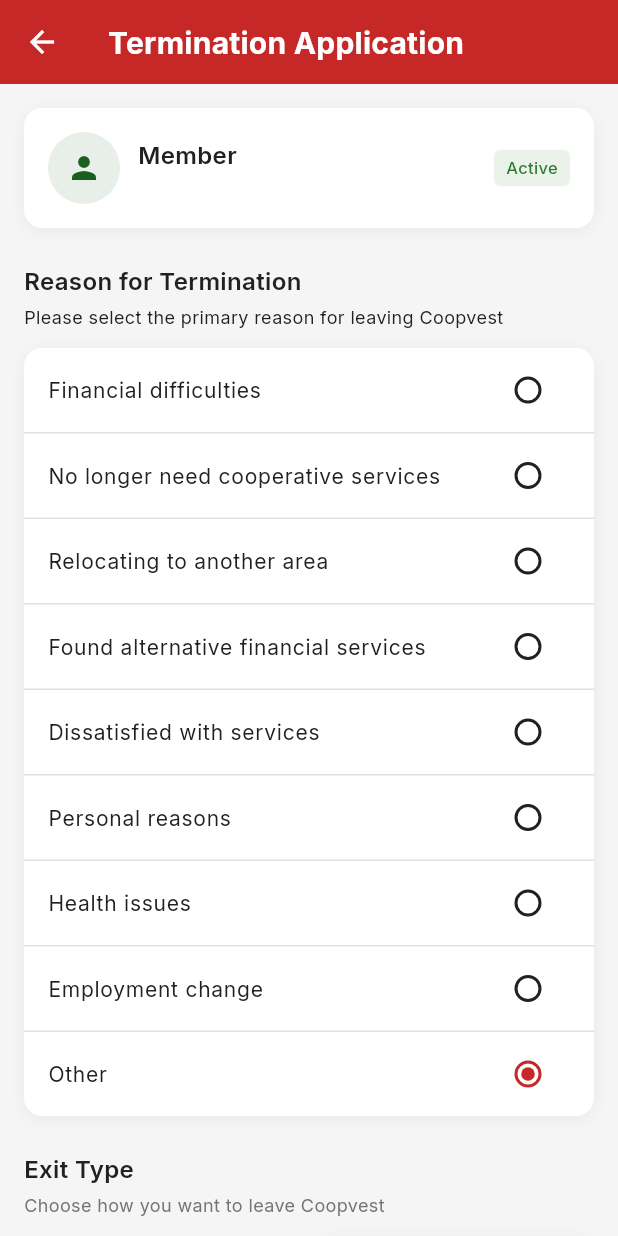
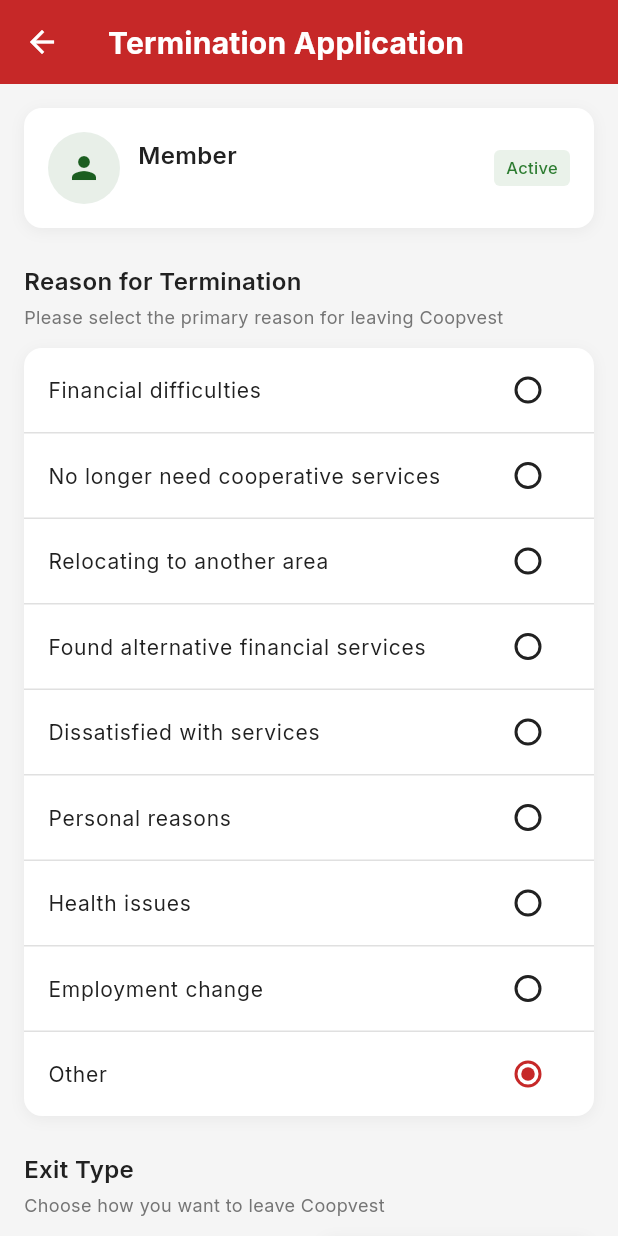
Before and after one commit to coopvestafrica-ops/coopV, a Flutter app: the TerminationApplicationScreen screen opened directly, on a phone screen of 412 x 824 dp. Run offline on Flutter 3.47's test engine with Material 3 defaults, Android fonts, the phone set to English and light mode, and no system bars; our stand-ins replace connectivity_plus, dio, equatable, firebase_messaging, flutter_animate, flutter_local_notifications and 9 more; missing offline and left inert: mobile_scanner; accounts and stored records are empty; network calls fail; statements that could not run were skipped.

Commit message:
Improve text readability on Termination Application screen
- Ensure proper text color contrast throughout the screen
- Use textSecondary for subtitle text for better readability
- Maintain consistent typography hierarchy
- All text now clearly visible against light gray background

```diff
--- a/lib/presentation/screens/membership/termination_application_screen.dart
+++ b/lib/presentation/screens/membership/termination_application_screen.dart
@@ -169,7 +169,7 @@
           'Please select the primary reason for leaving Coopvest',
           style: TextStyle(
             fontSize: 12,
-            color: CoopvestColors.textPrimary,
+            color: CoopvestColors.textSecondary,
           ),
         ),
         const SizedBox(height: 12),
```
